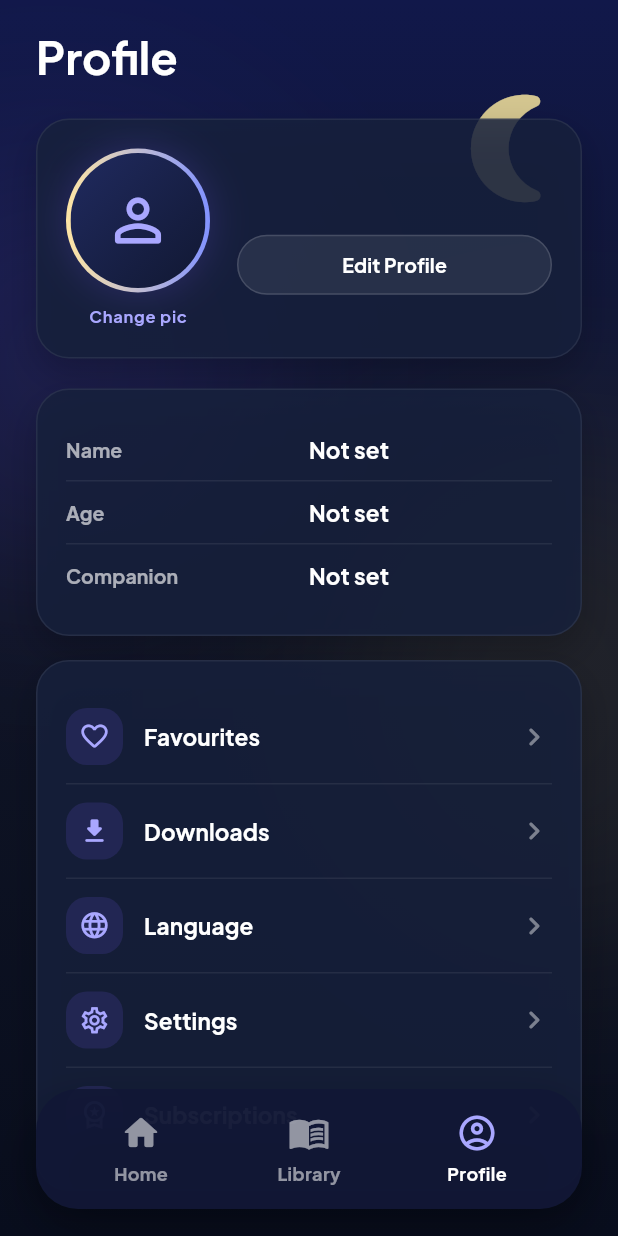
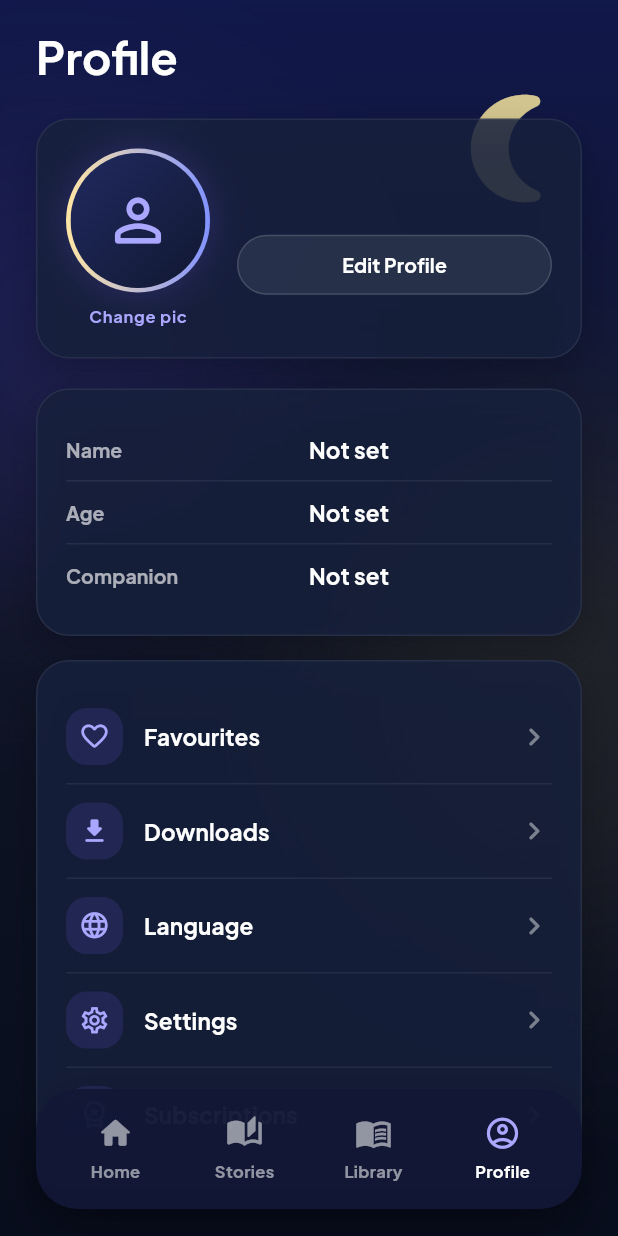
Before and after one commit to AnupamSingh0211/stories-app-frontend, a Flutter app: the ProfileScreen screen opened directly, on a phone screen of 412 x 824 dp. Run offline on Flutter 3.47's test engine with Material 3 defaults, Android fonts, the phone set to English and light mode, and no system bars; our stand-ins replace cached_network_image, flutter_dotenv, flutter_riverpod, just_audio, riverpod_annotation, supabase_flutter; missing offline and left inert: audio_session; accounts and stored records are empty; generated files the repository leaves out were written again; network calls fail.

Commit message:
Corrected Profile page screen

```diff
--- a/lib/features/library/library_screen.dart
+++ b/lib/features/library/library_screen.dart
@@ -99,7 +99,7 @@ class _LibraryScreenState extends ConsumerState<LibraryScreen> {
                     builder: (context) => const StorytimeScreen(),
                   ),
                 ),
-                onProfileTap: () => Navigator.of(context).push(
+                onProfileTap: () => Navigator.of(context).pushReplacement(
                   MaterialPageRoute<void>(
                     builder: (context) => ProfileScreen(
                       fallbackChildName: profile?.childName,
--- a/lib/features/profile/profile_screen.dart
+++ b/lib/features/profile/profile_screen.dart
@@ -13,6 +13,8 @@ import '../auth/companions_provider.dart';
 import '../auth/profile_notifier.dart';
 import '../auth/profile_repository.dart';
 import '../home/home_screen.dart';
+import '../library/library_screen.dart';
+import '../storytime/screens/storytime_screen.dart';
 
 class ProfileScreen extends ConsumerWidget {
   const ProfileScreen({
@@ -87,6 +89,8 @@ class ProfileScreen extends ConsumerWidget {
               bottom: 18,
               child: _ProfileBottomNavigation(
                 onHomeTap: () => _openHome(context, profile),
+                onStoriesTap: () => _openStories(context),
+                onLibraryTap: () => _openLibrary(context),
               ),
             ),
           ],
@@ -148,7 +152,13 @@ class ProfileScreen extends ConsumerWidget {
   }
 
   void _openHome(BuildContext context, ProfileModel? profile) {
-    Navigator.of(context).pushReplacement(
+    final navigator = Navigator.of(context);
+    if (navigator.canPop()) {
+      navigator.pop();
+      return;
+    }
+
+    navigator.pushReplacement(
       MaterialPageRoute<void>(
         builder: (context) => HomeScreen(
           childName: _displayValue(
@@ -159,6 +169,18 @@ class ProfileScreen extends ConsumerWidget {
               : fallbackChildAge ?? 2,
         ),
       ),
+    );
+  }
+
+  void _openStories(BuildContext context) {
+    Navigator.of(context).pushReplacement(
+      MaterialPageRoute<void>(builder: (context) => const StorytimeScreen()),
+    );
+  }
+
+  void _openLibrary(BuildContext context) {
+    Navigator.of(context).pushReplacement(
+      MaterialPageRoute<void>(builder: (context) => const LibraryScreen()),
     );
   }
 }
@@ -578,15 +600,21 @@ class _GlowBall extends StatelessWidget {
 }
 
 class _ProfileBottomNavigation extends StatelessWidget {
-  const _ProfileBottomNavigation({required this.onHomeTap});
+  const _ProfileBottomNavigation({
+    required this.onHomeTap,
+    required this.onStoriesTap,
+    required this.onLibraryTap,
+  });
 
   final VoidCallback onHomeTap;
+  final VoidCallback onStoriesTap;
+  final VoidCallback onLibraryTap;
 
   @override
   Widget build(BuildContext context) {
     return Container(
       height: 80,
-      padding: const EdgeInsets.symmetric(horizontal: 14),
+      padding: const EdgeInsets.symmetric(horizontal: 10),
       decoration: BoxDecoration(
         color: AppColors.surfaceNavigation.withValues(alpha: 0.96),
         borderRadius: BorderRadius.circular(28),
@@ -602,11 +630,20 @@ class _ProfileBottomNavigation extends StatelessWidget {
               onTap: onHomeTap,
             ),
           ),
-          const Expanded(
+          Expanded(
+            child: _NavItem(
+              icon: Icons.auto_stories_rounded,
+              label: 'Stories',
+              selected: false,
+              onTap: onStoriesTap,
+            ),
+          ),
+          Expanded(
             child: _NavItem(
               icon: Icons.menu_book_outlined,
               label: 'Library',
               selected: false,
+              onTap: onLibraryTap,
             ),
           ),
           const Expanded(
@@ -647,7 +684,7 @@ class _NavItem extends StatelessWidget {
       child: Column(
         mainAxisAlignment: MainAxisAlignment.center,
         children: [
-          Icon(icon, color: selected ? activeColor : inactiveColor, size: 28),
+          Icon(icon, color: selected ? activeColor : inactiveColor, size: 25),
           const SizedBox(height: 5),
           Text(
             label,
@@ -655,7 +692,7 @@ class _NavItem extends StatelessWidget {
             overflow: TextOverflow.ellipsis,
             style: TextStyle(
               color: selected ? colors.onSurface : inactiveColor,
-              fontSize: 12,
+              fontSize: 11,
               fontWeight: FontWeight.w700,
             ),
           ),
--- a/lib/features/storytime/screens/storytime_screen.dart
+++ b/lib/features/storytime/screens/storytime_screen.dart
@@ -89,7 +89,7 @@ class _StorytimeScreenState extends ConsumerState<StorytimeScreen> {
                     builder: (context) => const LibraryScreen(),
                   ),
                 ),
-                onProfileTap: () => Navigator.of(context).push(
+                onProfileTap: () => Navigator.of(context).pushReplacement(
                   MaterialPageRoute<void>(
                     builder: (context) => ProfileScreen(
                       fallbackChildName: profile?.childName,
```
Also changed, not shown: 1 other file.
